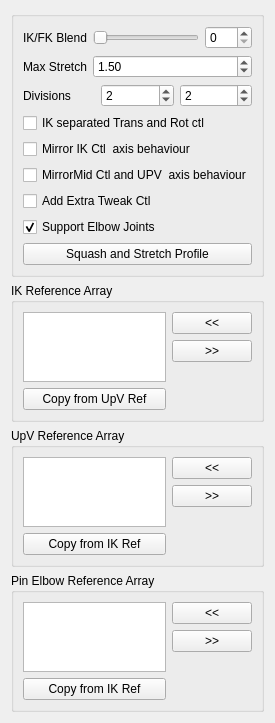
Old version of the form scripts/mgear/shifter_epic_components/epic_arm_01/settingsUI.ui in the repository mgear-dev/shifter_epic_components.
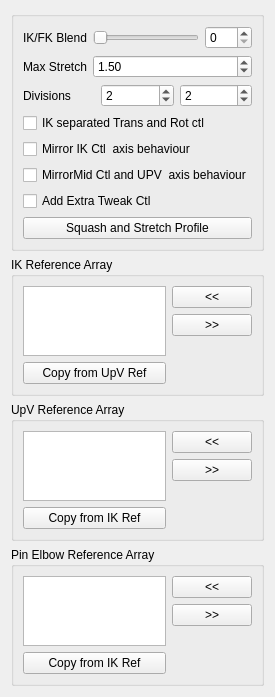
New version of the form.

The edit to the form file:
```diff
--- a/scripts/mgear/shifter_epic_components/epic_arm_01/settingsUI.ui
+++ b/scripts/mgear/shifter_epic_components/epic_arm_01/settingsUI.ui
@@ -6,8 +6,8 @@
    <rect>
     <x>0</x>
     <y>0</y>
-    <width>268</width>
-    <height>699</height>
+    <width>242</width>
+    <height>676</height>
    </rect>
   </property>
   <property name="windowTitle">
@@ -178,25 +178,6 @@
           </property>
          </widget>
         </item>
-        <item>
-         <widget class="QCheckBox" name="supportJoints_checkBox">
-          <property name="toolTip">
-           <string extracomment="This option set the axis of the mid CTL (elbow) and the up vector control to move in a mirror behaviour ">This option set the axis of the mid CTL (elbow) and the up vector control to move in a mirror behaviour </string>
-          </property>
-          <property name="statusTip">
-           <string extracomment="This option set the axis of the mid CTL (elbow) and the up vector control to move in a mirror behaviour ">This option set the axis of the mid CTL (elbow) and the up vector control to move in a mirror behaviour </string>
-          </property>
-          <property name="whatsThis">
-           <string>This option set the axis of the mid CTL (elbow) and the up vector control to move in a mirror behaviour </string>
-          </property>
-          <property name="text">
-           <string>Support Elbow Joints</string>
-          </property>
-          <property name="checked">
-           <bool>true</bool>
-          </property>
-         </widget>
-        </item>
         <item>
          <layout class="QHBoxLayout" name="horizontalLayout_2">
           <item>
```
